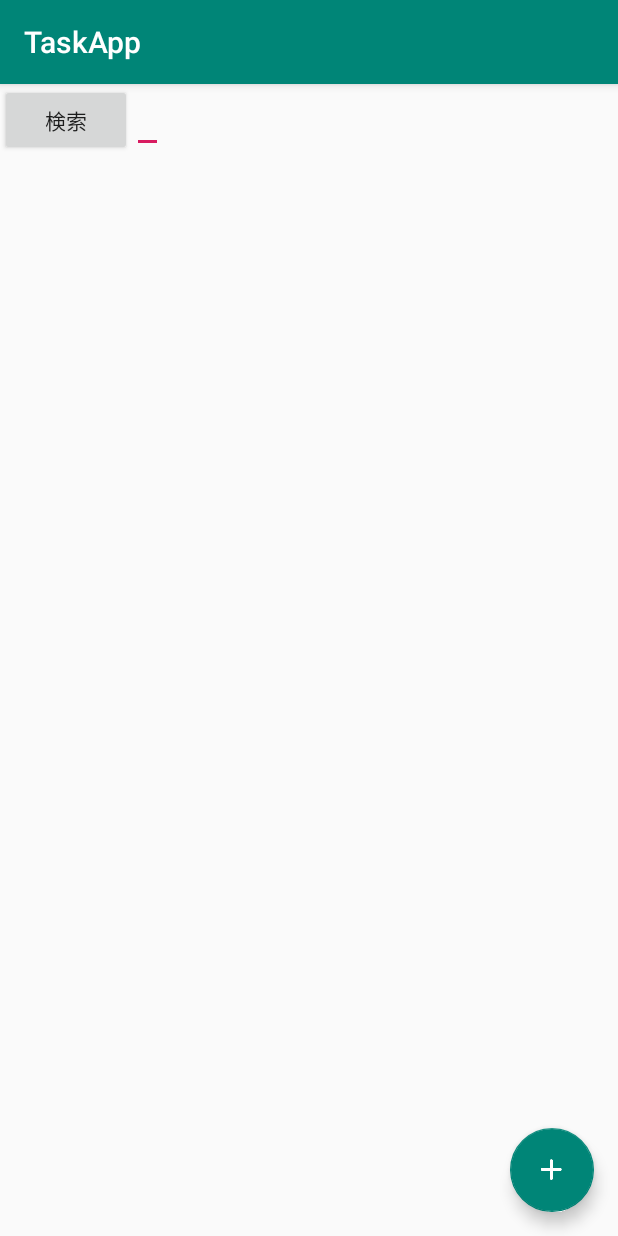
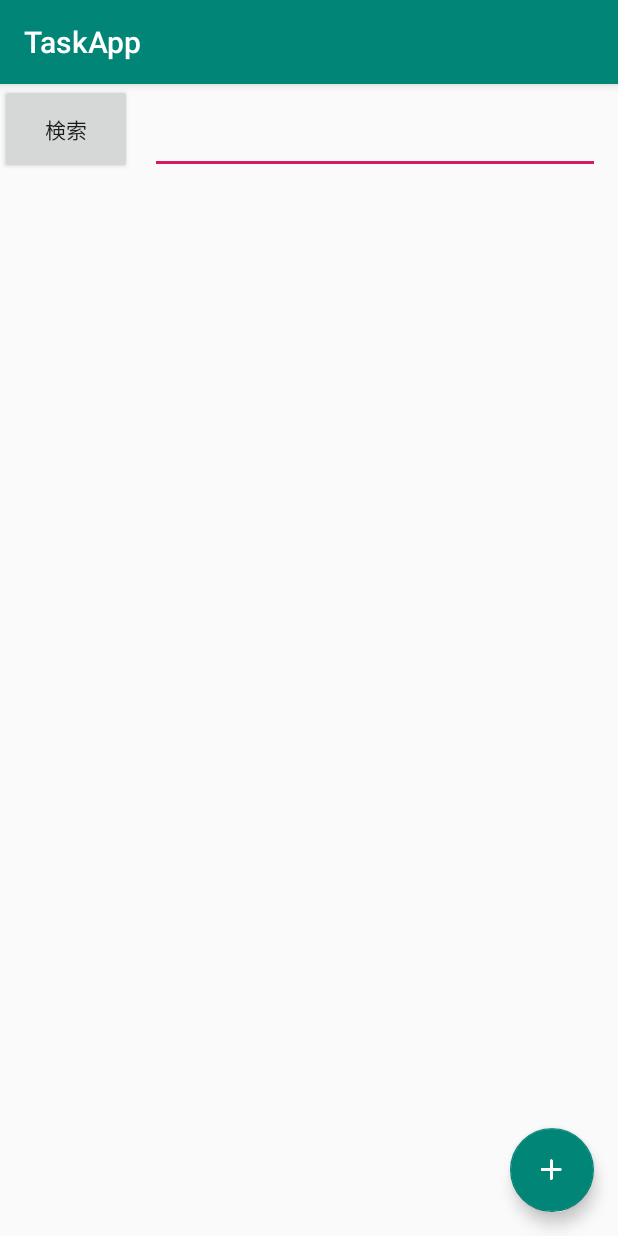
Before and after one commit to tikuwa0max/219TaskApp, an Android app: the screen it shows after launch (MainActivity), on a phone screen of 412 x 824 dp. Run offline under Robolectric (Android 15) with nearby library versions, the phone set to English and light mode, and no system bars; libraries missing offline, so code that uses them is left out: io.realm; 5 statements that could not run were skipped.

Commit message:
検索機能実装まで

```diff
--- a/app/src/main/java/ichizawa/mikitaka/techacademy/taskapp/MainActivity.kt
+++ b/app/src/main/java/ichizawa/mikitaka/techacademy/taskapp/MainActivity.kt
@@ -42,6 +42,29 @@ class MainActivity : AppCompatActivity() {
 
         // ListViewの設定
         mTaskAdapter = TaskAdapter(this@MainActivity)
+
+        search_button.setOnClickListener(){
+
+        }
+
+            search_button.setOnClickListener{
+        // Build the query looking at all users:
+        val query = mRealm.where(Task::class.java)
+        // Add query conditions:
+        query.or().equalTo("category", query_edit_text.getText().toString())
+        // Execute the query:
+        val search_result = query.findAll()
+
+        // 上記の結果を、TaskList としてセットする
+        mTaskAdapter.taskList = mRealm.copyFromRealm(search_result)
+
+        // TaskのListView用のアダプタに渡す
+        listView1.adapter = mTaskAdapter
+
+        // 表示を更新するために、アダプターにデータが変更されたことを知らせる
+        mTaskAdapter.notifyDataSetChanged()
+
+        }
 
         // ListViewをタップしたときの処理
         listView1.setOnItemClickListener { parent, _, position, _ ->
--- a/app/src/main/res/layout/activity_main.xml
+++ b/app/src/main/res/layout/activity_main.xml
@@ -9,12 +9,11 @@
         tools:context=".MainActivity">
 
 
-
-
         <ListView
                 android:id="@+id/listView1"
                 android:layout_width="match_parent"
-                android:layout_height="match_parent"/>
+                android:layout_height="match_parent"
+                android:layout_marginTop="60dp"/>
 
         <android.support.design.widget.FloatingActionButton
                 android:id="@+id/fab"
@@ -25,30 +24,19 @@
                 android:src="@drawable/plus"
                 app:backgroundTint="@color/colorPrimary"/>
 
-
-
-
-    <LinearLayout
-            android:layout_width="wrap_content"
-            android:layout_height="wrap_content"
-            android:layout_gravity="top"
-            android:id="@+id/search">
-
-
-
         <Button
                 android:layout_width="wrap_content"
-                android:layout_height="wrap_content"
+                android:layout_height="60dp"
                 android:id="@+id/search_button"
                 android:text="検索"/>
 
         <EditText
-                android:layout_width="wrap_content"
-                android:layout_height="wrap_content"
-                android:id="@+id/query_edit_text"
-                android:orientation="horizontal"/>
+            android:layout_width="300dp"
+            android:layout_height="60dp"
+            android:layout_marginLeft="100dp"
+            android:id="@+id/query_edit_text"
+            android:orientation="horizontal"/>
 
-    </LinearLayout>
 
 
 
```
